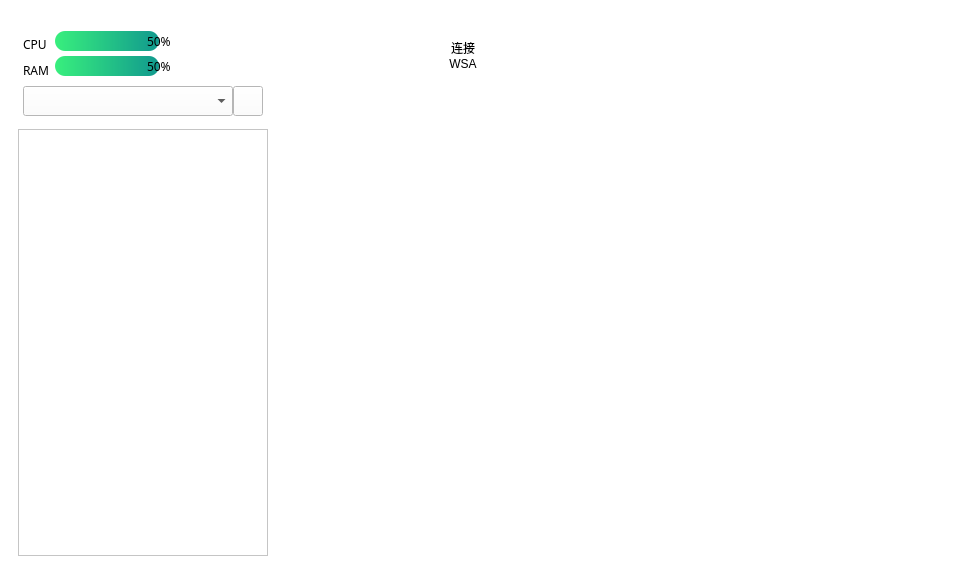
First picture: the form in QtAdb/mainwindow.ui, repository LapplandSP/QtAdb, before the edit.
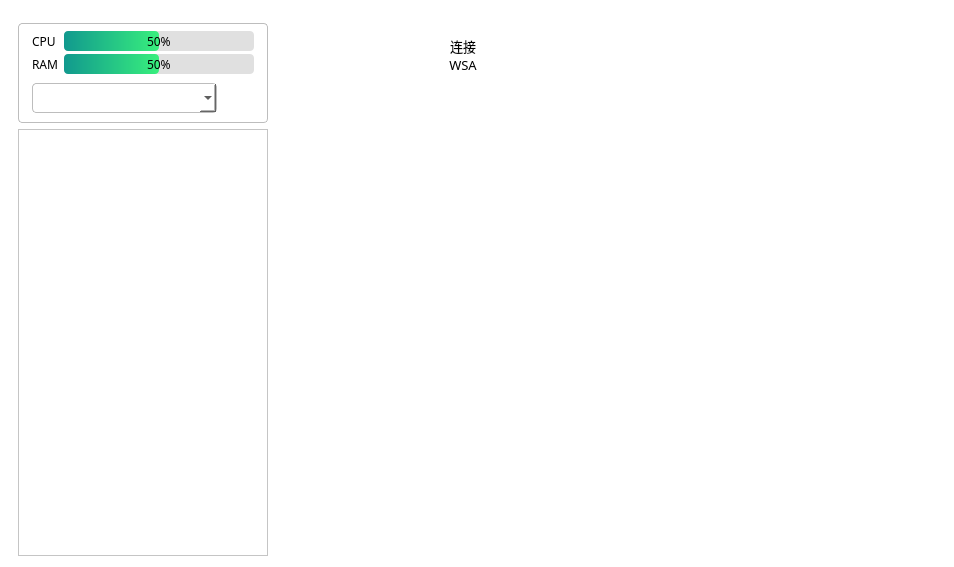
Second picture: the form after the edit. Icons and pictures are not drawn.

```diff
--- a/QtAdb/mainwindow.ui
+++ b/QtAdb/mainwindow.ui
@@ -51,17 +51,17 @@
             </size>
            </property>
            <property name="styleSheet">
-            <string notr="true">background-color:rgba(255,255,255,0.9);border-radius:4px;border:0px;}\nQPushButton:hover{background-color:rgba(255,255,255,0.7);</string>
+            <string notr="true">background-color:rgba(255,255,255,0.9);border-radius:4px;border:1px solid #BDBDBD;</string>
            </property>
            <layout class="QVBoxLayout" name="verticalLayout_7">
             <property name="leftMargin">
-             <number>5</number>
+             <number>14</number>
             </property>
             <property name="topMargin">
              <number>5</number>
             </property>
             <property name="rightMargin">
-             <number>5</number>
+             <number>14</number>
             </property>
             <property name="bottomMargin">
              <number>5</number>
@@ -78,13 +78,13 @@
                   <property name="minimumSize">
                    <size>
                     <width>0</width>
-                    <height>30</height>
+                    <height>20</height>
                    </size>
                   </property>
                   <property name="maximumSize">
                    <size>
                     <width>16777215</width>
-                    <height>30</height>
+                    <height>20</height>
                    </size>
                   </property>
                   <property name="font">
@@ -93,7 +93,7 @@
                    </font>
                   </property>
                   <property name="styleSheet">
-                   <string notr="true">background-color: rgba(255, 255, 255, 0);</string>
+                   <string notr="true">background-color: rgba(255, 255, 255, 0);border:0px;</string>
                   </property>
                   <property name="text">
                    <string>CPU</string>
@@ -102,10 +102,16 @@
                 </item>
                 <item>
                  <widget class="QLabel" name="label_RAM">
+                  <property name="minimumSize">
+                   <size>
+                    <width>0</width>
+                    <height>20</height>
+                   </size>
+                  </property>
                   <property name="maximumSize">
                    <size>
                     <width>16777215</width>
-                    <height>30</height>
+                    <height>20</height>
                    </size>
                   </property>
                   <property name="font">
@@ -114,7 +120,7 @@
                    </font>
                   </property>
                   <property name="styleSheet">
-                   <string notr="true">background-color: rgba(255, 255, 255, 0);</string>
+                   <string notr="true">background-color: rgba(255, 255, 255, 0);border:0px;</string>
                   </property>
                   <property name="text">
                    <string>RAM</string>
@@ -153,15 +159,15 @@
                   <property name="styleSheet">
                    <string notr="true">QProgressBar{
 	font:9pt;
-	border-radius:10px;
+	border-radius:4px;
 	text-align:center;
 	/*border:1px solid #E8EDF2;*/
     border:0px solid #E8EDF2;
-	background-color: rgba(255,255,255,0);
+	background-color: #E0E0E0;
 }
 QProgressBar:chunk{
-	border-radius:10px;
-	background-color:qlineargradient(x1:0,y1:1,x1:1,y1:0,stop:0 #11998e, stop:1 #38ef7d);
+	border-radius:4px;
+	background-color:qlineargradient(x1:0,y1:1,x1:1,y1:0,stop:0 #38ef7d, stop:1 #11998e);
 }
 </string>
                   </property>
@@ -198,15 +204,15 @@
                   <property name="styleSheet">
                    <string notr="true">QProgressBar{
 	font:9pt;
-	border-radius:10px;
+	border-radius:4px;
 	text-align:center;
 	/*border:1px solid #E8EDF2;*/
     border:0px solid #E8EDF2;
-	background-color: rgba(255,255,255,0);
+	background-color: #E0E0E0;
 }
 QProgressBar:chunk{
-	border-radius:10px;
-	background-color:qlineargradient(x1:0,y1:1,x1:1,y1:0,stop:0 #11998e, stop:1 #38ef7d);
+	border-radius:4px;
+	background-color:qlineargradient(x1:0,y1:1,x1:1,y1:0,stop:0 #38ef7d, stop:1 #11998e);
 }
 </string>
                   </property>
@@ -228,7 +234,7 @@
                <widget class="QComboBox" name="comboBox">
                 <property name="minimumSize">
                  <size>
-                  <width>210</width>
+                  <width>0</width>
                   <height>30</height>
                  </size>
                 </property>
@@ -258,7 +264,9 @@
                  <string>&lt;html&gt;&lt;head/&gt;&lt;body&gt;&lt;p&gt;刷新设备列表&lt;/p&gt;&lt;/body&gt;&lt;/html&gt;</string>
                 </property>
                 <property name="styleSheet">
-                 <string notr="true"/>
+                 <string notr="true">QPushButton{background-color:rgba(255,255,255,0.9);border-radius:4px;border:0px;}
+QPushButton:hover{background-color:rgba(255,255,255,0.7);}
+QPushButton:pressed{background-color:rgba(255,255,255,0.6);}</string>
                 </property>
                 <property name="text">
                  <string/>
@@ -437,7 +445,13 @@
               </size>
              </property>
              <property name="font">
-              <font/>
+              <font>
+               <family>MiSans Medium</family>
+               <pointsize>10</pointsize>
+              </font>
+             </property>
+             <property name="cursor">
+              <cursorShape>PointingHandCursor</cursorShape>
              </property>
              <property name="styleSheet">
               <string notr="true">QPushButton{background-color:rgba(255,255,255,0.9);border-radius:4px;border:0px;}
```
Left out of the diff: 15 changed lines with no effect on the pictures.
